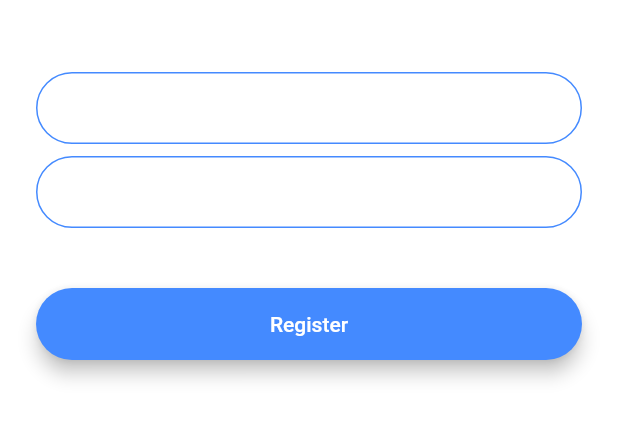
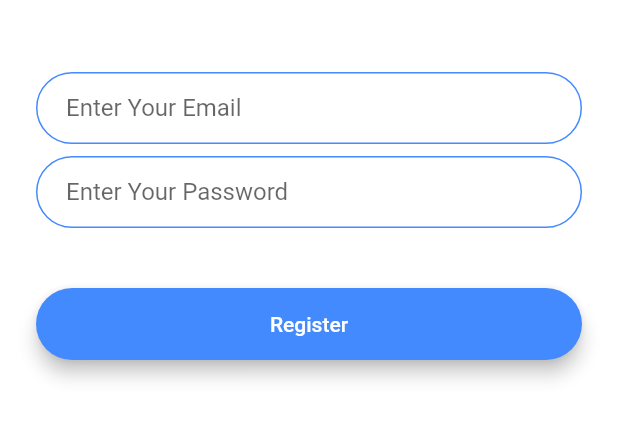
Before and after one commit to pr0mila/Flutter-Practice, a Flutter app: the screen it shows after launch, after a tap on "Register", on a phone screen of 412 x 824 dp, the part 576-1018 px from its top. Run offline on Flutter 3.47's test engine with Material 2 defaults, Android fonts, the phone set to English and light mode, and no system bars; our stand-ins replace animated_text_kit.

```diff
--- /dev/null
+++ b/lib/components/roundedbutton.dart
@@ -0,0 +1,31 @@
+import 'package:flutter/material.dart';
+
+class RoundedButton extends StatelessWidget {
+  RoundedButton(
+      {required this.title, required this.color, required this.onPressed});
+
+  final Color color;
+  final String title;
+  final VoidCallback onPressed;
+
+  @override
+  Widget build(BuildContext context) {
+    return Padding(
+      padding: EdgeInsets.symmetric(vertical: 16.0),
+      child: Material(
+        elevation: 5.0,
+        color: color,
+        borderRadius: BorderRadius.circular(30.0),
+        child: MaterialButton(
+          onPressed: onPressed,
+          minWidth: 200.0,
+          height: 42.0,
+          child: Text(
+            title,
+            style: TextStyle(color: Colors.white),
+          ),
+        ),
+      ),
+    );
+  }
+}
--- a/lib/constants.dart
+++ b/lib/constants.dart
@@ -17,3 +17,19 @@ const kMessageContainerDecoration = BoxDecoration(
     top: BorderSide(color: Colors.lightBlueAccent, width: 2.0),
   ),
 );
+const kInputFieldDecoration = InputDecoration(
+  hintText: 'Enter value',
+  contentPadding:
+  EdgeInsets.symmetric(vertical: 10.0, horizontal: 20.0),
+  border: OutlineInputBorder(
+    borderRadius: BorderRadius.all(Radius.circular(32.0)),
+  ),
+  enabledBorder: OutlineInputBorder(
+    borderSide: BorderSide(color: Colors.blueAccent, width: 1.0),
+    borderRadius: BorderRadius.all(Radius.circular(32.0)),
+  ),
+  focusedBorder: OutlineInputBorder(
+    borderSide: BorderSide(color: Colors.blueAccent, width: 2.0),
+    borderRadius: BorderRadius.all(Radius.circular(32.0)),
+  ),
+);
--- a/lib/main.dart
+++ b/lib/main.dart
@@ -10,11 +10,6 @@ class FlashChat extends StatelessWidget {
   @override
   Widget build(BuildContext context) {
     return MaterialApp(
-      theme: ThemeData.dark().copyWith(
-        textTheme: TextTheme(
-          bodyText1: TextStyle(color: Colors.black54),
-        ),
-      ),
       initialRoute: '/',
       routes: {
           '/':(context)=> WelcomeScreen(),
--- a/lib/screens/registration_screen.dart
+++ b/lib/screens/registration_screen.dart
@@ -1,4 +1,6 @@
 import 'package:flutter/material.dart';
+import 'package:flutterintermediate/components/roundedbutton.dart';
+import 'package:flutterintermediate/constants.dart';
 
 class RegistrationScreen extends StatefulWidget {
   static const String id  = 'registration_screen';
@@ -31,22 +33,7 @@ class _RegistrationScreenState extends State<RegistrationScreen> {
               onChanged: (value) {
                 //Do something with the user input.
               },
-              decoration: InputDecoration(
-                hintText: 'Enter your email',
-                contentPadding:
-                    EdgeInsets.symmetric(vertical: 10.0, horizontal: 20.0),
-                border: OutlineInputBorder(
-                  borderRadius: BorderRadius.all(Radius.circular(32.0)),
-                ),
-                enabledBorder: OutlineInputBorder(
-                  borderSide: BorderSide(color: Colors.blueAccent, width: 1.0),
-                  borderRadius: BorderRadius.all(Radius.circular(32.0)),
-                ),
-                focusedBorder: OutlineInputBorder(
-                  borderSide: BorderSide(color: Colors.blueAccent, width: 2.0),
-                  borderRadius: BorderRadius.all(Radius.circular(32.0)),
-                ),
-              ),
+              decoration: kInputFieldDecoration.copyWith(hintText: 'Enter Your Email'),
             ),
             SizedBox(
               height: 8.0,
@@ -55,45 +42,13 @@ class _RegistrationScreenState extends State<RegistrationScreen> {
               onChanged: (value) {
                 //Do something with the user input.
               },
-              decoration: InputDecoration(
-                hintText: 'Enter your password',
-                contentPadding:
-                    EdgeInsets.symmetric(vertical: 10.0, horizontal: 20.0),
-                border: OutlineInputBorder(
-                  borderRadius: BorderRadius.all(Radius.circular(32.0)),
-                ),
-                enabledBorder: OutlineInputBorder(
-                  borderSide: BorderSide(color: Colors.blueAccent, width: 1.0),
-                  borderRadius: BorderRadius.all(Radius.circular(32.0)),
-                ),
-                focusedBorder: OutlineInputBorder(
-                  borderSide: BorderSide(color: Colors.blueAccent, width: 2.0),
-                  borderRadius: BorderRadius.all(Radius.circular(32.0)),
-                ),
-              ),
+              decoration: kInputFieldDecoration.copyWith(hintText: 'Enter Your Password')
             ),
             SizedBox(
               height: 24.0,
             ),
-            Padding(
-              padding: EdgeInsets.symmetric(vertical: 16.0),
-              child: Material(
-                color: Colors.blueAccent,
-                borderRadius: BorderRadius.all(Radius.circular(30.0)),
-                elevation: 5.0,
-                child: MaterialButton(
-                  onPressed: () {
-                    //Implement registration functionality.
-                  },
-                  minWidth: 200.0,
-                  height: 42.0,
-                  child: Text(
-                    'Register',
-                    style: TextStyle(color: Colors.white),
-                  ),
-                ),
-              ),
-            ),
+            RoundedButton(title: 'Register', color:Colors.blueAccent, onPressed: () {
+            }),
           ],
         ),
       ),
--- a/lib/screens/welcome_screen.dart
+++ b/lib/screens/welcome_screen.dart
@@ -1,15 +1,32 @@
 import 'package:flutter/material.dart';
 import 'login_screen.dart';
 import 'registration_screen.dart';
+import 'package:animated_text_kit/animated_text_kit.dart';
+import'package:flutterintermediate/components/roundedbutton.dart';
 
 class WelcomeScreen extends StatefulWidget {
-
-  static const String id  = 'welcome_screen';
+  static const String id = 'welcome_screen';
   @override
   _WelcomeScreenState createState() => _WelcomeScreenState();
 }
 
-class _WelcomeScreenState extends State<WelcomeScreen> {
+class _WelcomeScreenState extends State<WelcomeScreen>
+    with SingleTickerProviderStateMixin {
+  late AnimationController controller;
+
+  @override
+  void initState() {
+    // TODO: implement initState
+    super.initState();
+    controller = AnimationController(
+        duration: Duration(seconds: 1), upperBound: 100.0, vsync: this);
+    controller.forward();
+    controller.addListener(() {
+      setState(() {});
+      // print(controller.value);
+    });
+  }
+
   @override
   Widget build(BuildContext context) {
     return Scaffold(
@@ -26,58 +43,29 @@ class _WelcomeScreenState extends State<WelcomeScreen> {
                   tag: 'logo',
                   child: Container(
                     child: Image.asset('images/logo.png'),
-                    height: 60.0,
+                    height: controller.value,
                   ),
                 ),
-                Text(
+                AnimatedTextKit(
+                  animatedTexts:[TypewriterAnimatedText(
                   'Flash Chat',
-                  style: TextStyle(
+                  textStyle: const TextStyle(
                     fontSize: 45.0,
-                    fontWeight: FontWeight.w900,
-                    color: Colors.black26,
+                    fontWeight: FontWeight.bold,
+                    color: Colors.black,
                   ),
-                ),
+                  speed: const Duration(milliseconds: 1000),)]),
               ],
             ),
             SizedBox(
               height: 48.0,
             ),
-            Padding(
-              padding: EdgeInsets.symmetric(vertical: 16.0),
-              child: Material(
-                elevation: 5.0,
-                color: Colors.lightBlueAccent,
-                borderRadius: BorderRadius.circular(30.0),
-                child: MaterialButton(
-                  onPressed: () {
-                    Navigator.pushNamed(context, LoginScreen.id);
-                  },
-                  minWidth: 200.0,
-                  height: 42.0,
-                  child: Text(
-                    'Log In',
-                  ),
-                ),
-              ),
-            ),
-            Padding(
-              padding: EdgeInsets.symmetric(vertical: 16.0),
-              child: Material(
-                color: Colors.blueAccent,
-                borderRadius: BorderRadius.circular(30.0),
-                elevation: 5.0,
-                child: MaterialButton(
-                  onPressed: () {
-                    Navigator.pushNamed(context, RegistrationScreen.id);
-                  },
-                  minWidth: 200.0,
-                  height: 42.0,
-                  child: Text(
-                    'Register',
-                  ),
-                ),
-              ),
-            ),
+            RoundedButton(title: 'Log In', color:Colors.lightBlueAccent, onPressed: () {
+              Navigator.pushNamed(context, LoginScreen.id);
+            }),
+            RoundedButton(title: 'Register', color:Colors.blueAccent, onPressed: () {
+              Navigator.pushNamed(context, RegistrationScreen.id);
+            }),
           ],
         ),
       ),
--- a/pubspec.yaml
+++ b/pubspec.yaml
@@ -33,6 +33,7 @@ dependencies:
   geolocator: ^8.0.1
   http: ^0.13.4
   flutter_spinkit: ^5.1.0
+  animated_text_kit: ^4.2.1
 
 dev_dependencies:
   flutter_test:
```
Also changed, not shown: lib/screens/login_screen.dart (+6 -54 lines), pubspec.lock.
